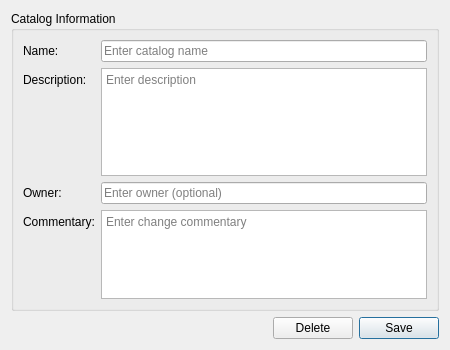
First picture: the form in projects/ores.qt/ui/CatalogDetailDialog.ui, repository OreStudio/OreStudio, before the edit.
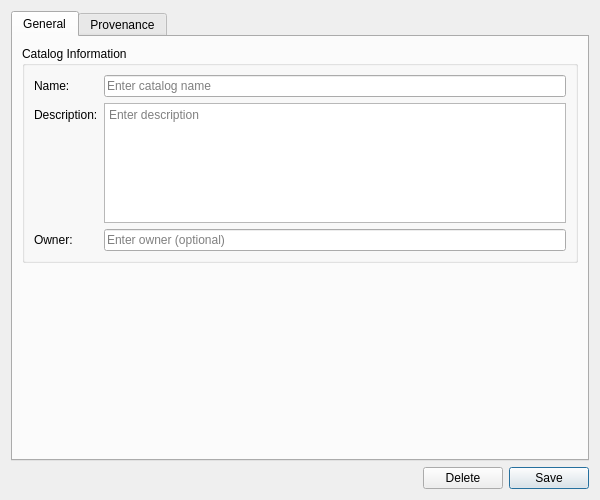
Second picture: the form after the edit. Custom widgets are drawn as their Qt base class.

What changed in the file:
```diff
--- a/projects/ores.qt/ui/CatalogDetailDialog.ui
+++ b/projects/ores.qt/ui/CatalogDetailDialog.ui
@@ -6,15 +6,31 @@
    <rect>
     <x>0</x>
     <y>0</y>
-    <width>450</width>
-    <height>350</height>
+    <width>600</width>
+    <height>500</height>
    </rect>
   </property>
+  <property name="minimumSize">
+   <size>
+    <width>600</width>
+    <height>500</height>
+   </size>
+  </property>
   <property name="windowTitle">
    <string>Catalog Details</string>
   </property>
   <layout class="QVBoxLayout" name="verticalLayout">
    <item>
+    <widget class="QTabWidget" name="tabWidget">
+     <property name="currentIndex">
+      <number>0</number>
+     </property>
+     <widget class="QWidget" name="generalTab">
+      <attribute name="title">
+       <string>General</string>
+      </attribute>
+      <layout class="QVBoxLayout" name="generalLayout">
+       <item>
     <widget class="QGroupBox" name="detailsGroupBox">
      <property name="title">
       <string>Catalog Information</string>
@@ -74,33 +90,34 @@
         </property>
        </widget>
       </item>
-      <item row="3" column="0">
-       <widget class="QLabel" name="commentaryLabel">
-        <property name="text">
-         <string>Commentary:</string>
-        </property>
-       </widget>
-      </item>
-      <item row="3" column="1">
-       <widget class="QTextEdit" name="commentaryEdit">
-        <property name="minimumSize">
-         <size>
-          <width>0</width>
-          <height>60</height>
-         </size>
-        </property>
-        <property name="maximumSize">
+         </layout>
+        </widget>
+       </item>
+       <item>
+        <spacer name="verticalSpacer">
+         <property name="orientation">
+          <enum>Qt::Vertical</enum>
+         </property>
+         <property name="sizeHint" stdset="0">
          <size>
-          <width>16777215</width>
-          <height>100</height>
-         </size>
-        </property>
-        <property name="placeholderText">
-         <string>Enter change commentary</string>
-        </property>
-       </widget>
-      </item>
-     </layout>
+           <width>20</width>
+           <height>40</height>
+          </size>
+         </property>
+        </spacer>
+       </item>
+      </layout>
+     </widget>
+     <widget class="QWidget" name="provenanceTab">
+      <attribute name="title">
+       <string>Provenance</string>
+      </attribute>
+      <layout class="QVBoxLayout" name="provenanceTabLayout">
+       <item>
+        <widget class="ores::qt::ProvenanceWidget" name="provenanceWidget" native="true"/>
+       </item>
+      </layout>
+     </widget>
     </widget>
    </item>
    <item>
@@ -139,6 +156,13 @@
    </item>
   </layout>
  </widget>
+ <customwidgets>
+  <customwidget>
+   <class>ores::qt::ProvenanceWidget</class>
+   <extends>QWidget</extends>
+   <header>ores.qt/ProvenanceWidget.hpp</header>
+  </customwidget>
+ </customwidgets>
  <resources/>
  <connections/>
 </ui>
```
Lines whose indentation alone changed are shown as unchanged.
